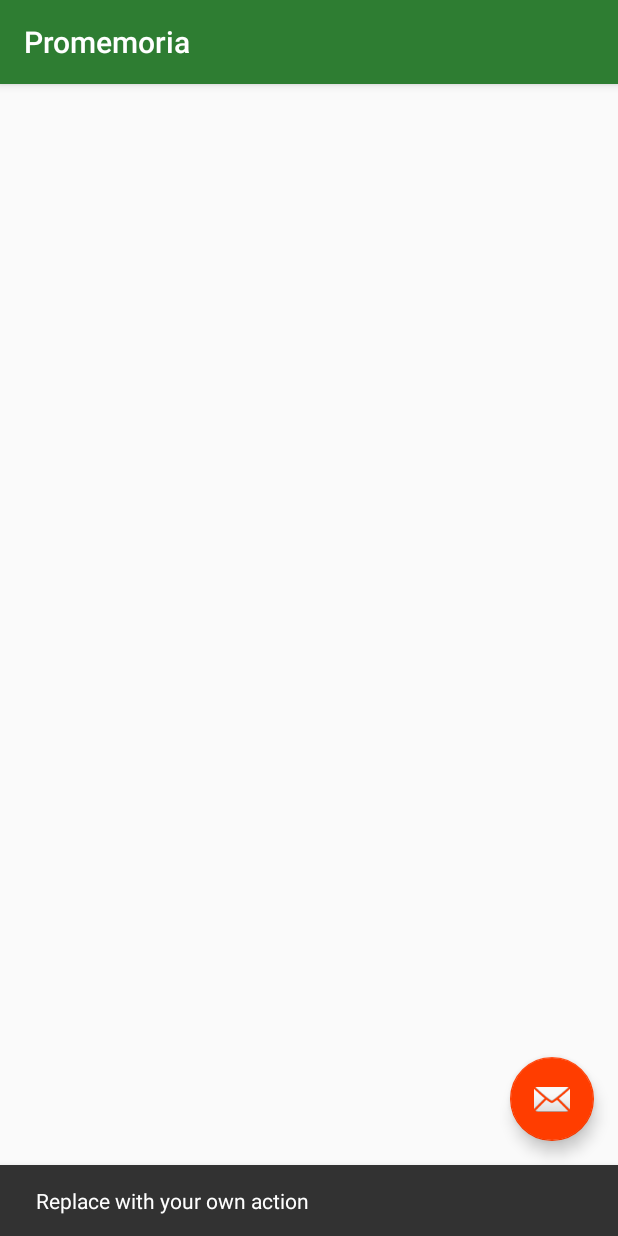
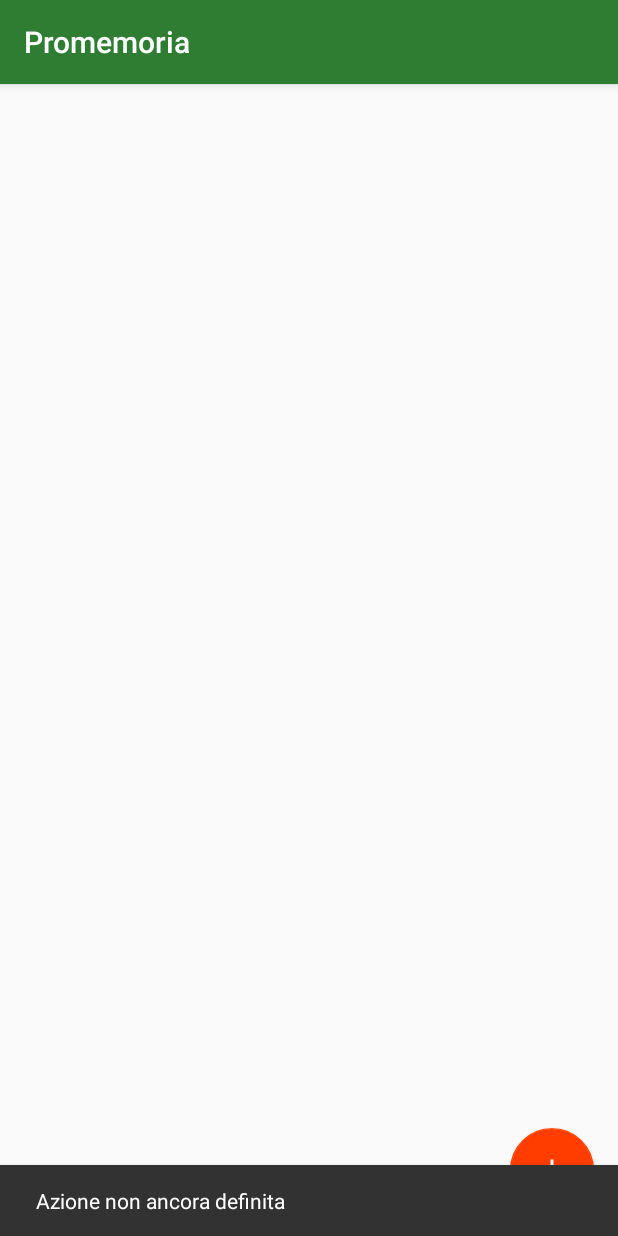
Before and after one commit to pisto92/FrankensteinApp, an Android app: the MemoActivity screen opened directly, with no data from a screen before it, after a tap on an icon or button, on a phone screen of 412 x 824 dp. Run offline under Robolectric (Android 15) with nearby library versions, the phone set to English and light mode, and no system bars.

Commit message:
aggiunta MemoActivity e click action su drawer

```diff
--- a/app/src/main/AndroidManifest.xml
+++ b/app/src/main/AndroidManifest.xml
@@ -24,7 +24,7 @@
             android:theme="@style/AppTheme"/>
         <activity
             android:name=".MemoActivity"
-            android:label="@string/title_activity_memo"
+            android:label="Promemoria"
             android:theme="@style/AppTheme">
         </activity>
     </application>
--- a/app/src/main/java/com/pisto/frankensteinapp/MemoActivity.java
+++ b/app/src/main/java/com/pisto/frankensteinapp/MemoActivity.java
@@ -25,8 +25,7 @@ public class MemoActivity extends AppCompatActivity
             @Override
             public void onClick(View view)
             {
-                Snackbar.make(view, "Replace with your own action", Snackbar.LENGTH_LONG)
-                        .setAction("Action", null).show();
+                Snackbar.make(view, "Azione non ancora definita", Snackbar.LENGTH_LONG).setAction("Action", null).show();
             }
         });
     }
--- a/app/src/main/res/layout/activity_main.xml
+++ b/app/src/main/res/layout/activity_main.xml
@@ -30,7 +30,7 @@
                 android:layout_height="wrap_content"
                 android:layout_alignParentBottom="true"
                 android:layout_alignParentRight="true"
-                android:layout_margin="24dp"
+                android:layout_margin="16dp"
                 android:src="@drawable/plus"
                 android:stateListAnimator="@anim/anim"/>
         </RelativeLayout>
--- a/app/src/main/res/layout/activity_memo.xml
+++ b/app/src/main/res/layout/activity_memo.xml
@@ -1,35 +1,25 @@
 <?xml version="1.0" encoding="utf-8"?>
-<android.support.design.widget.CoordinatorLayout
-    xmlns:android="http://schemas.android.com/apk/res/android"
-    xmlns:app="http://schemas.android.com/apk/res-auto"
-    xmlns:tools="http://schemas.android.com/tools"
+<LinearLayout xmlns:android="http://schemas.android.com/apk/res/android"
     android:layout_width="match_parent"
     android:layout_height="match_parent"
-    android:fitsSystemWindows="true"
-    tools:context="com.pisto.frankensteinapp.MemoActivity">
+    android:orientation="vertical">
 
-    <android.support.design.widget.AppBarLayout
+    <include layout="@layout/toolbar" />
+
+    <RelativeLayout
         android:layout_width="match_parent"
-        android:layout_height="wrap_content"
-        android:theme="@style/AppTheme.AppBarOverlay">
+        android:layout_height="match_parent">
 
-        <android.support.v7.widget.Toolbar
-            android:id="@+id/toolbar"
-            android:layout_width="match_parent"
-            android:layout_height="?attr/actionBarSize"
-            android:background="?attr/colorPrimary"
-            app:popupTheme="@style/AppTheme.PopupOverlay"/>
+        <android.support.design.widget.FloatingActionButton
+            android:id="@+id/fab"
+            android:layout_width="wrap_content"
+            android:layout_height="wrap_content"
+            android:layout_alignParentBottom="true"
+            android:layout_alignParentRight="true"
+            android:layout_margin="16dp"
+            android:src="@drawable/plus"
+            android:stateListAnimator="@anim/anim" />
+    </RelativeLayout>
 
-    </android.support.design.widget.AppBarLayout>
 
-    <include layout="@layout/content_memo"/>
-
-    <android.support.design.widget.FloatingActionButton
-        android:id="@+id/fab"
-        android:layout_width="wrap_content"
-        android:layout_height="wrap_content"
-        android:layout_gravity="bottom|end"
-        android:layout_margin="@dimen/fab_margin"
-        android:src="@android:drawable/ic_dialog_email"/>
-
-</android.support.design.widget.CoordinatorLayout>
+</LinearLayout>
```
Also changed, not shown: app/src/main/java/com/pisto/frankensteinapp/DrawerRowAdapter.java (+12 -4 lines), app/src/main/java/com/pisto/frankensteinapp/HomeActivity.java (+69 -28 lines), app/src/main/res/layout/drawer_itemrow.xml (+12 -11 lines).
